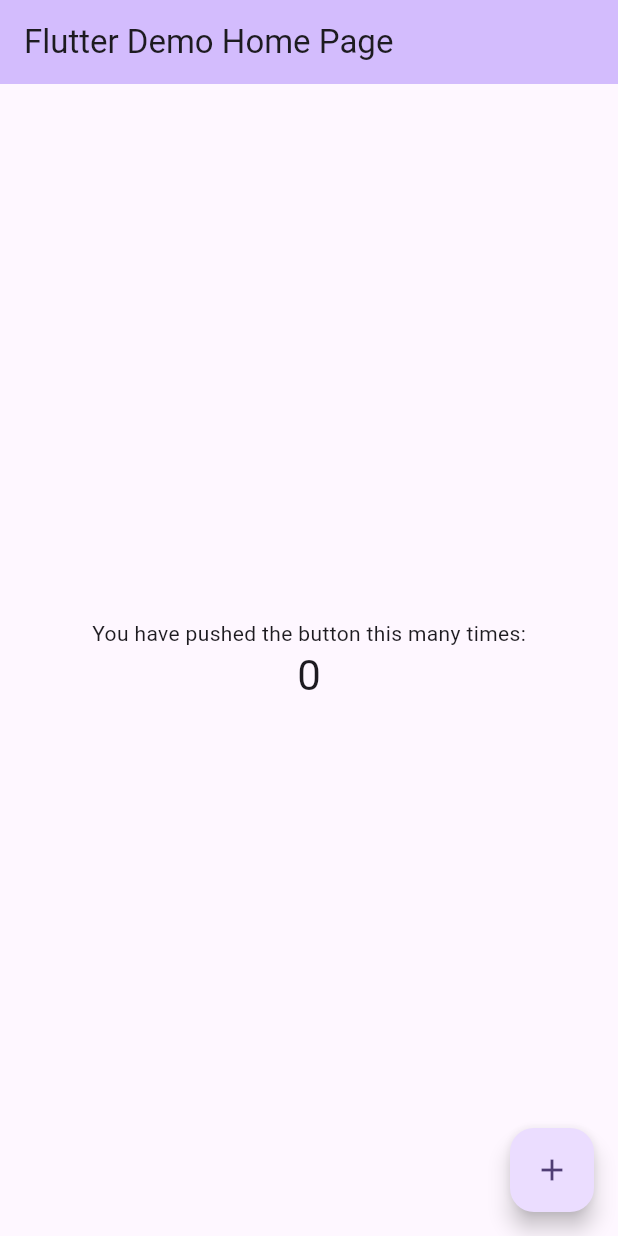
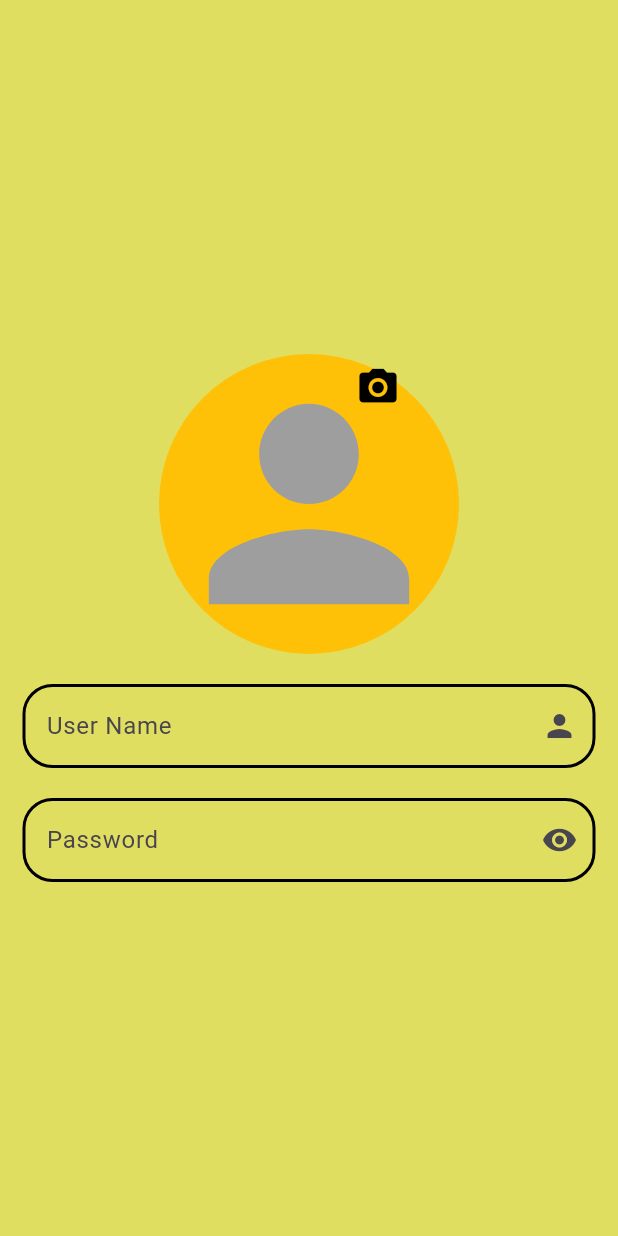
Before and after one commit to safwanpulisseri/firebase-crud-app, a Flutter app: the screen it shows after launch, on a phone screen of 412 x 824 dp. Run offline on Flutter 3.47's test engine with Material 3 defaults, Android fonts, the phone set to English and light mode, and no system bars; our stand-ins replace firebase_core, firebase_storage, image_picker; accounts and stored records are empty.

Commit message:
feat(user): add functionality to upload user image to Firebase and design login page UI
- Implemented functionality to upload user images to Firebase storage.
- Designed and updated the UI of the login page.

```diff
--- /dev/null
+++ b/lib/home/login_page.dart
@@ -0,0 +1,153 @@
+import 'dart:io';
+import 'package:firebase_storage/firebase_storage.dart';
+import 'package:flutter/cupertino.dart';
+import 'package:flutter/material.dart';
+import 'package:flutter/widgets.dart';
+import 'package:image_picker/image_picker.dart';
+
+class LoginPage extends StatefulWidget {
+  const LoginPage({super.key});
+
+  @override
+  State<LoginPage> createState() => _LoginPageState();
+}
+
+class _LoginPageState extends State<LoginPage> {
+  final ImagePicker _imagePicker = ImagePicker();
+  String? imageUrl;
+
+  Future<void> pickImage() async {
+    try {
+      XFile? res = await _imagePicker.pickImage(source: ImageSource.camera);
+      if (res != null) {
+        await uploadImageToFirebase(File(res.path));
+      }
+    } catch (e) {
+      ScaffoldMessenger.of(context).showSnackBar(
+        SnackBar(
+          backgroundColor: Colors.red,
+          content: Text('Failed to pick Image: $e'),
+        ),
+      );
+    }
+  }
+
+  Future<void> uploadImageToFirebase(File image) async {
+    try {
+      Reference reference = FirebaseStorage.instance.ref().child(
+            "images/${DateTime.now().millisecondsSinceEpoch}.png",
+          );
+      await reference.putFile(image).whenComplete(() {
+        ScaffoldMessenger.of(context).showSnackBar(
+          const SnackBar(
+            backgroundColor: Colors.green,
+            content: Text('Upload Successfully Comepleted'),
+          ),
+        );
+      });
+      imageUrl = await reference.getDownloadURL();
+    } catch (e) {
+      ScaffoldMessenger.of(context).showSnackBar(
+        SnackBar(
+          backgroundColor: Colors.red,
+          content: Text('Failed to upload Image: $e'),
+        ),
+      );
+    }
+  }
+
+  @override
+  Widget build(BuildContext context) {
+    return Scaffold(
+      backgroundColor: const Color.fromARGB(255, 224, 222, 96),
+      body: Center(
+        child: Padding(
+          padding: const EdgeInsets.all(15.0),
+          child: ListView(
+            shrinkWrap: true,
+            children: [
+              Stack(
+                children: [
+                  Center(
+                    child: CircleAvatar(
+                      backgroundColor: Colors.amber,
+                      radius: 100,
+                      child: Icon(
+                        Icons.person,
+                        size: 200,
+                        color: Colors.grey,
+                      ),
+                    ),
+                  ),
+                  Positioned(
+                    right: 130,
+                    top: 7,
+                    child: GestureDetector(
+                      onTap: () {
+                        pickImage();
+                      },
+                      child: Icon(
+                        Icons.camera_alt,
+                        color: Colors.black,
+                        size: 30,
+                      ),
+                    ),
+                  )
+                ],
+              ),
+              const SizedBox(
+                height: 20,
+              ),
+              TextFormField(
+                decoration: InputDecoration(
+                  suffixIcon: const Icon(
+                    Icons.person,
+                  ),
+                  labelText: "User Name",
+                  focusedBorder: OutlineInputBorder(
+                    borderRadius: BorderRadius.circular(20),
+                    borderSide: const BorderSide(
+                      color: Colors.blue,
+                      width: 2,
+                    ),
+                  ),
+                  enabledBorder: OutlineInputBorder(
+                    borderRadius: BorderRadius.circular(20),
+                    borderSide: const BorderSide(
+                      color: Colors.black,
+                      width: 2,
+                    ),
+                  ),
+                ),
+              ),
+              const SizedBox(
+                height: 20,
+              ),
+              TextFormField(
+                decoration: InputDecoration(
+                    suffixIcon: const Icon(
+                      Icons.remove_red_eye,
+                    ),
+                    labelText: "Password",
+                    focusedBorder: OutlineInputBorder(
+                      borderRadius: BorderRadius.circular(20),
+                      borderSide: const BorderSide(
+                        color: Colors.blue,
+                        width: 2,
+                      ),
+                    ),
+                    enabledBorder: OutlineInputBorder(
+                      borderRadius: BorderRadius.circular(20),
+                      borderSide: const BorderSide(
+                        color: Colors.black,
+                        width: 2,
+                      ),
+                    )),
+              )
+            ],
+          ),
+        ),
+      ),
+    );
+  }
+}
--- a/lib/main.dart
+++ b/lib/main.dart
@@ -1,10 +1,13 @@
 import 'package:firebase_core/firebase_core.dart';
 import 'package:firebase_crud_app/firebase_options.dart';
+import 'package:firebase_crud_app/home/login_page.dart';
 import 'package:flutter/material.dart';
 
 void main() async {
   WidgetsFlutterBinding.ensureInitialized();
-  await Firebase.initializeApp(options: DefaultFirebaseOptions.currentPlatform);
+  await Firebase.initializeApp(
+    options: DefaultFirebaseOptions.currentPlatform,
+  );
   runApp(const MyApp());
 }
 
@@ -15,67 +18,13 @@ class MyApp extends StatelessWidget {
   @override
   Widget build(BuildContext context) {
     return MaterialApp(
+      debugShowCheckedModeBanner: false,
       title: 'Flutter Demo',
       theme: ThemeData(
         colorScheme: ColorScheme.fromSeed(seedColor: Colors.deepPurple),
         useMaterial3: true,
       ),
-      home: const MyHomePage(title: 'Flutter Demo Home Page'),
+      home: LoginPage(),
     );
   }
 }
-
-class MyHomePage extends StatefulWidget {
-  const MyHomePage({super.key, required this.title});
-
-  final String title;
-
-  @override
-  State<MyHomePage> createState() => _MyHomePageState();
-}
-
-class _MyHomePageState extends State<MyHomePage> {
-  int _counter = 0;
-
-  void _incrementCounter() {
-    setState(() {
-      _counter++;
-    });
-  }
-
-  @override
-  Widget build(BuildContext context) {
-    return Scaffold(
-      appBar: AppBar(
-        // TRY THIS: Try changing the color here to a specific color (to
-        // Colors.amber, perhaps?) and trigger a hot reload to see the AppBar
-        // change color while the other colors stay the same.
-        backgroundColor: Theme.of(context).colorScheme.inversePrimary,
-        // Here we take the value from the MyHomePage object that was created by
-        // the App.build method, and use it to set our appbar title.
-        title: Text(widget.title),
-      ),
-      body: Center(
-        // Center is a layout widget. It takes a single child and positions it
-        // in the middle of the parent.
-        child: Column(
-          mainAxisAlignment: MainAxisAlignment.center,
-          children: <Widget>[
-            const Text(
-              'You have pushed the button this many times:',
-            ),
-            Text(
-              '$_counter',
-              style: Theme.of(context).textTheme.headlineMedium,
-            ),
-          ],
-        ),
-      ),
-      floatingActionButton: FloatingActionButton(
-        onPressed: _incrementCounter,
-        tooltip: 'Increment',
-        child: const Icon(Icons.add),
-      ), // This trailing comma makes auto-formatting nicer for build methods.
-    );
-  }
-}
--- a/pubspec.yaml
+++ b/pubspec.yaml
@@ -36,6 +36,8 @@ dependencies:
   # Use with the CupertinoIcons class for iOS style icons.
   cupertino_icons: ^1.0.6
   firebase_core: ^3.2.0
+  image_picker: ^1.1.2
+  firebase_storage: ^12.1.1
 
 dev_dependencies:
   flutter_test:
```
Also changed, not shown: pubspec.lock, 6 other files.
